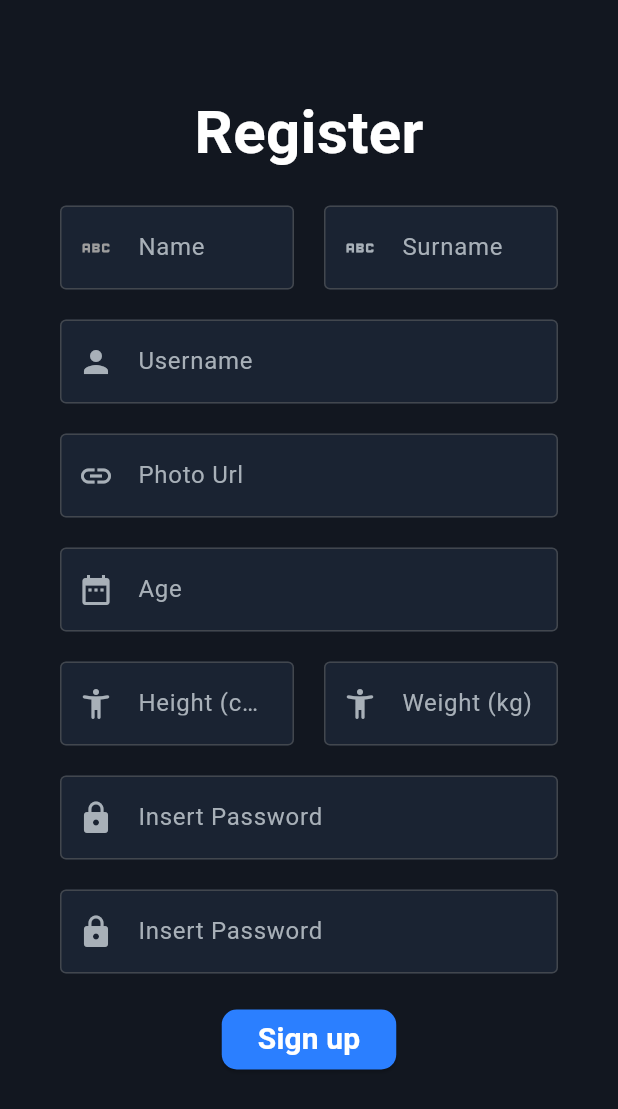
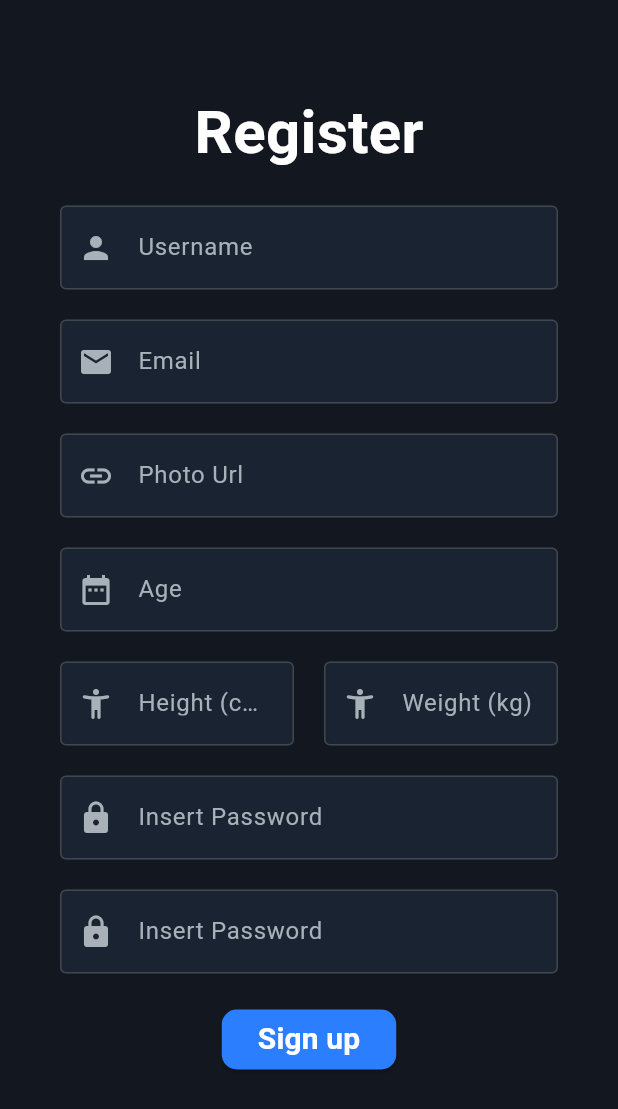
Before and after one commit to NRG7-Emergentes/ergovision-mobile, a Flutter app: the SignUp screen opened directly, on a phone screen of 412 x 824 dp. Shown: the top 1109 px of the screen. Run offline on Flutter 3.47's test engine with Material 3 defaults, Android fonts, the phone set to English and light mode, and no system bars; our stand-ins replace bloc, firebase_core, fl_chart, flutter_bloc, shared_preferences; missing offline and left inert: stomp_dart_client; accounts and stored records are empty.

Commit message:
feat(sign-up): refactor SignUp screen to use AuthBloc for registration and login

```diff
--- a/lib/shared/views/sign-up.dart
+++ b/lib/shared/views/sign-up.dart
@@ -1,17 +1,25 @@
+import 'package:ergovision/shared/bloc/auth/auth_bloc.dart';
+import 'package:ergovision/shared/bloc/auth/auth_event.dart';
+import 'package:ergovision/shared/bloc/auth/auth_state.dart';
+import 'package:ergovision/shared/bloc/user/user_bloc.dart';
+import 'package:ergovision/shared/models/sign_up_request.dart';
+import 'package:ergovision/shared/services/user_service.dart';
 import 'package:flutter/material.dart';
 import 'package:flutter/services.dart';
+import 'package:flutter_bloc/flutter_bloc.dart';
 
 import 'home.dart';
 
-class SignUp extends StatelessWidget {
+class SignUp extends StatefulWidget {
   const SignUp({super.key});
 
   @override
-  Widget build(BuildContext context) {
+  State<SignUp> createState() => _SignUpState();
+}
+class _SignUpState extends State<SignUp> {
 
-    final TextEditingController nameController = TextEditingController();
-    final TextEditingController surnameController = TextEditingController();
   final TextEditingController usernameController = TextEditingController();
+  final TextEditingController emailController = TextEditingController();
   final TextEditingController photoUrlController = TextEditingController();
   final TextEditingController ageController = TextEditingController();
   final TextEditingController heightController = TextEditingController();
@@ -19,7 +27,81 @@ class SignUp extends StatelessWidget {
   final TextEditingController passwordController1 = TextEditingController();
   final TextEditingController passwordController2 = TextEditingController();
 
-    return Scaffold(
+  bool isLoading = false;
+
+  @override
+  void dispose() {
+    super.dispose();
+    usernameController.dispose();
+    emailController.dispose();
+    photoUrlController.dispose();
+    ageController.dispose();
+    heightController.dispose();
+    weightController.dispose();
+    passwordController1.dispose();
+    passwordController2.dispose();
+  }
+
+  void registerAndLogin(BuildContext context) {
+    if (passwordController1.text != passwordController2.text) {
+      ScaffoldMessenger.of(context).showSnackBar(
+        const SnackBar(
+          content: Text('Passwords do not match'),
+          backgroundColor: Colors.red,
+        ),
+      );
+      return;
+    }
+
+    setState(() => isLoading = true);
+
+    final request = SignUpRequest(
+        username: usernameController.text,
+        email: emailController.text,
+        imageUrl: photoUrlController.text,
+        age: int.tryParse(ageController.text) ?? 0,
+        height: int.tryParse(heightController.text) ?? 0,
+        weight: double.tryParse(weightController.text) ?? 0.0,
+        password: passwordController1.text
+    );
+
+    context.read<AuthBloc>().add(SignUpEvent(request: request));
+  }
+
+  @override
+  Widget build(BuildContext context) {
+    return BlocProvider.value(
+      value: context.read<AuthBloc>(),
+      child: BlocListener<AuthBloc, AuthState>(
+        listener: (context, state) {
+          if (state is SignUpSuccess) {
+            context.read<AuthBloc>().add(
+              SignInEvent(
+                username: usernameController.text,
+                password: passwordController1.text,
+              ),
+            );
+          } else if (state is SignInSuccess) {
+            Navigator.pushReplacement(
+                context,
+                MaterialPageRoute(
+                    builder: (context) => BlocProvider(
+                        create: (_) => UserBloc(userService: UserService()),
+                        child: const Home()
+                    )
+                )
+            );
+          } else if (state is AuthFailure) {
+            setState(() => isLoading = false);
+            ScaffoldMessenger.of(context).showSnackBar(
+              SnackBar(
+                content: Text(state.error),
+                backgroundColor: Colors.red,
+              ),
+            );
+          }
+        },
+        child: Scaffold(
           backgroundColor: const Color(0xFF121720),
           body: SingleChildScrollView(
             keyboardDismissBehavior: ScrollViewKeyboardDismissBehavior.onDrag,
@@ -43,44 +125,6 @@ class SignUp extends StatelessWidget {
                   ),
                 ),
                 const SizedBox(height: 20),
-            Row(
-              children: [
-                Expanded(
-                  child: TextField(
-                    controller: nameController,
-                    style: const TextStyle(color: Colors.white),
-                    decoration: InputDecoration(
-                      labelText: 'Name',
-                      hintText: 'Name',
-                      labelStyle: TextStyle(color: Color(0xFFA8B0B8)),
-                      hintStyle: TextStyle(color: Color(0xFFA8B0B8)),
-                      prefixIcon: const Icon(Icons.abc, color: Colors.grey),
-                      filled: true,
-                      fillColor: const Color(0xFF1A2332),
-                      border: const OutlineInputBorder(),
-                    ),
-                  ),
-                ),
-                const SizedBox(width: 20),
-                Expanded(
-                  child: TextField(
-                    controller: surnameController,
-                    style: const TextStyle(color: Colors.white),
-                    decoration: InputDecoration(
-                      labelText: 'Surname',
-                      hintText: 'Surname',
-                      labelStyle: TextStyle(color: Color(0xFFA8B0B8)),
-                      hintStyle: TextStyle(color: Color(0xFFA8B0B8)),
-                      prefixIcon: const Icon(Icons.abc, color: Color(0xFFA8B0B8)),
-                      filled: true,
-                      fillColor: const Color(0xFF1A2332),
-                      border: const OutlineInputBorder(),
-                    ),
-                  ),
-                ),
-              ],
-            ),
-            const SizedBox(height: 20),
                 TextField(
                   controller: usernameController,
                   style: const TextStyle(color: Colors.white),
@@ -90,6 +134,21 @@ class SignUp extends StatelessWidget {
                     labelStyle: TextStyle(color: Color(0xFFA8B0B8)),
                     hintStyle: TextStyle(color: Color(0xFFA8B0B8)),
                     prefixIcon: const Icon(Icons.person, color: Color(0xFFA8B0B8)),
+                    filled: true,
+                    fillColor: const Color(0xFF1A2332),
+                    border: const OutlineInputBorder(),
+                  ),
+                ),
+                const SizedBox(height: 20),
+                TextField(
+                  controller: emailController,
+                  style: const TextStyle(color: Colors.white),
+                  decoration: InputDecoration(
+                    labelText: 'Email',
+                    hintText: 'Email',
+                    labelStyle: TextStyle(color: Color(0xFFA8B0B8)),
+                    hintStyle: TextStyle(color: Color(0xFFA8B0B8)),
+                    prefixIcon: const Icon(Icons.email, color: Color(0xFFA8B0B8)),
                     filled: true,
                     fillColor: const Color(0xFF1A2332),
                     border: const OutlineInputBorder(),
@@ -202,14 +261,7 @@ class SignUp extends StatelessWidget {
                 const SizedBox(height: 20),
                 SizedBox(
                   child: ElevatedButton(
-                onPressed: () {
-                  Navigator.pushReplacement(
-                      context,
-                      MaterialPageRoute(
-                          builder: (context) => const Home()
-                      )
-                  );
-                },
+                    onPressed: isLoading ? null : () => registerAndLogin(context),
                     style: ButtonStyle(
                       backgroundColor: WidgetStateProperty.all(
                           const Color(0xFF2B7FFF)),
@@ -219,7 +271,15 @@ class SignUp extends StatelessWidget {
                         ),
                       ),
                     ),
-                child:
+                    child:isLoading
+                        ? const SizedBox(
+                      width: 20,
+                      height: 20,
+                      child: CircularProgressIndicator(
+                        color: Colors.white,
+                        strokeWidth: 2,
+                      ),
+                    ) :
                     Text(
                       'Sign up',
                       style: TextStyle(
@@ -233,6 +293,8 @@ class SignUp extends StatelessWidget {
               ],
             ),
           ),
+        ),
+      ),
     );
   }
 }
```
Lines whose indentation alone changed are shown as unchanged.
